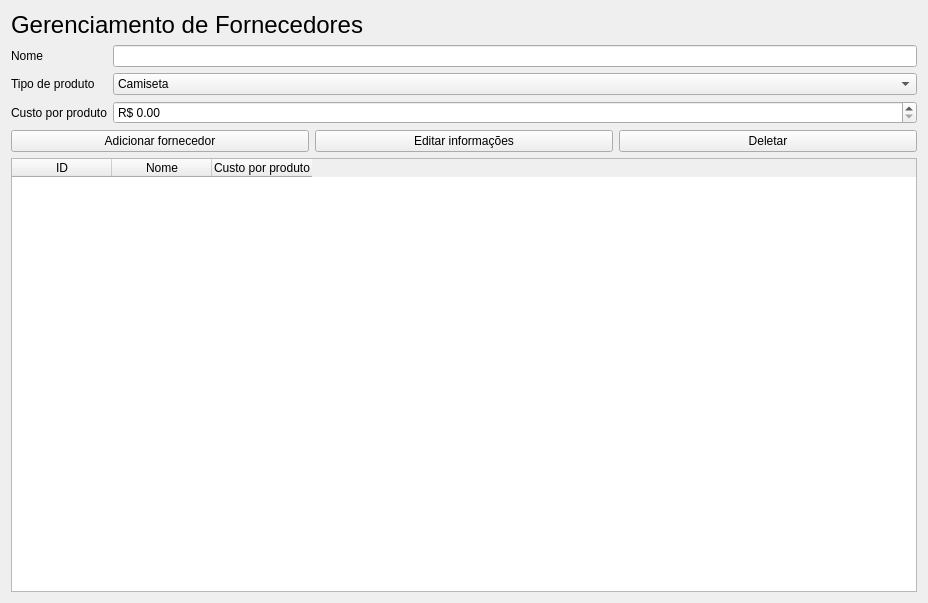
This is view/providers_management.ui in PedroGregori/Projeto_Integrador--SENAC_BA-2022 as Qt 5 draws it before an edit. The edited form follows.
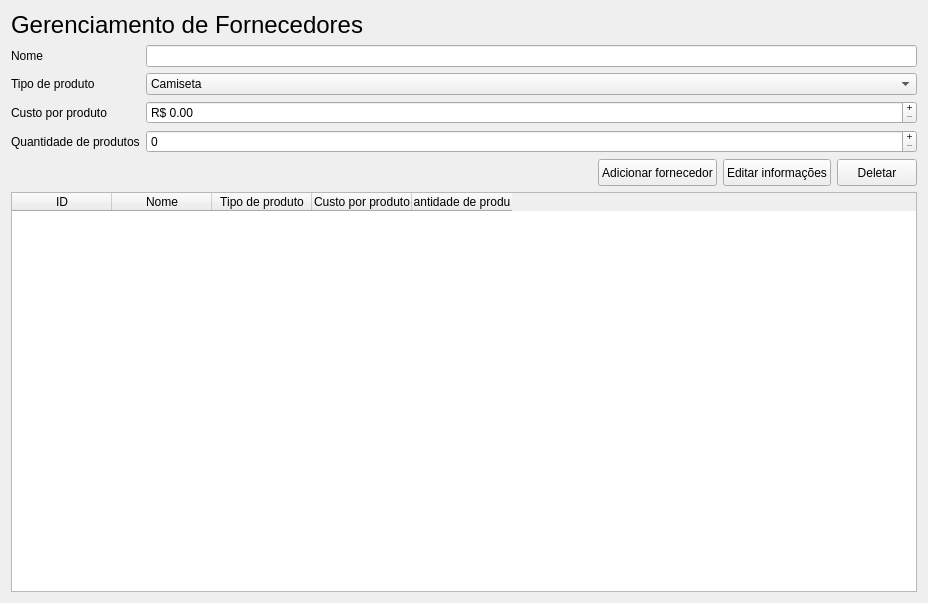
This is the edited form.

Commit message: providers management ui improvements

The edit to the form file:
```diff
--- a/view/providers_management.ui
+++ b/view/providers_management.ui
@@ -75,6 +75,9 @@
        </item>
        <item row="2" column="1">
         <widget class="QDoubleSpinBox" name="cost_per_product">
+         <property name="buttonSymbols">
+          <enum>QAbstractSpinBox::PlusMinus</enum>
+         </property>
          <property name="prefix">
           <string>R$ </string>
          </property>
@@ -86,12 +89,53 @@
          </property>
         </widget>
        </item>
+       <item row="3" column="0">
+        <widget class="QLabel" name="products_quantifyLabel">
+         <property name="text">
+          <string>Quantidade de produtos</string>
+         </property>
+        </widget>
+       </item>
+       <item row="3" column="1">
+        <widget class="QSpinBox" name="products_quantify">
+         <property name="buttonSymbols">
+          <enum>QAbstractSpinBox::PlusMinus</enum>
+         </property>
+         <property name="maximum">
+          <number>999999999</number>
+         </property>
+        </widget>
+       </item>
       </layout>
      </item>
      <item>
       <layout class="QHBoxLayout" name="horizontalLayout">
+       <item>
+        <spacer name="horizontalSpacer">
+         <property name="orientation">
+          <enum>Qt::Horizontal</enum>
+         </property>
+         <property name="sizeHint" stdset="0">
+          <size>
+           <width>40</width>
+           <height>20</height>
+          </size>
+         </property>
+        </spacer>
+       </item>
        <item>
         <widget class="QPushButton" name="pushButton">
+         <property name="minimumSize">
+          <size>
+           <width>0</width>
+           <height>27</height>
+          </size>
+         </property>
+         <property name="font">
+          <font>
+           <pointsize>9</pointsize>
+          </font>
+         </property>
          <property name="text">
           <string>Adicionar fornecedor</string>
          </property>
@@ -99,6 +143,17 @@
        </item>
        <item>
         <widget class="QPushButton" name="pushButton_2">
+         <property name="minimumSize">
+          <size>
+           <width>0</width>
+           <height>27</height>
+          </size>
+         </property>
+         <property name="font">
+          <font>
+           <pointsize>9</pointsize>
+          </font>
+         </property>
          <property name="text">
           <string>Editar informações</string>
          </property>
@@ -106,6 +161,17 @@
        </item>
        <item>
         <widget class="QPushButton" name="pushButton_3">
+         <property name="minimumSize">
+          <size>
+           <width>0</width>
+           <height>27</height>
+          </size>
+         </property>
+         <property name="font">
+          <font>
+           <pointsize>9</pointsize>
+          </font>
+         </property>
          <property name="text">
           <string>Deletar</string>
          </property>
@@ -127,11 +193,21 @@
        <string>Nome</string>
       </property>
      </column>
+     <column>
+      <property name="text">
+       <string>Tipo de produto</string>
+      </property>
+     </column>
      <column>
       <property name="text">
        <string>Custo por produto</string>
       </property>
      </column>
+     <column>
+      <property name="text">
+       <string>Quantidade de produtos</string>
+      </property>
+     </column>
     </widget>
    </item>
   </layout>
```
Left out of the diff: 2 changed lines with no effect on the pictures. The commit also changes 7 other files.
